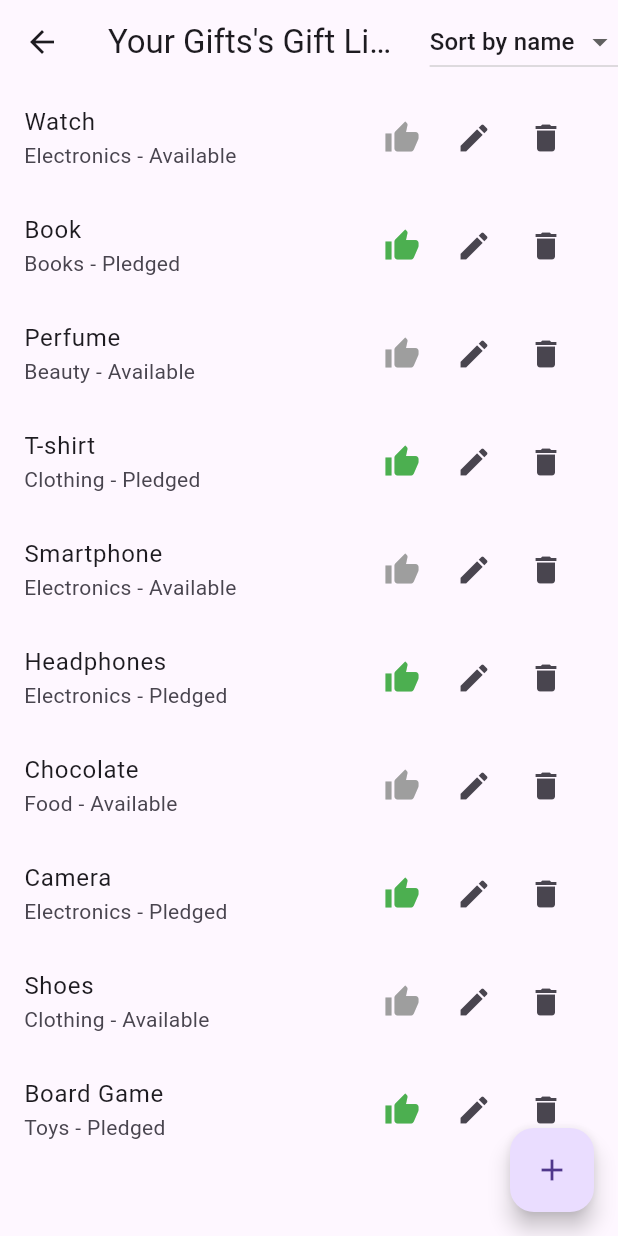
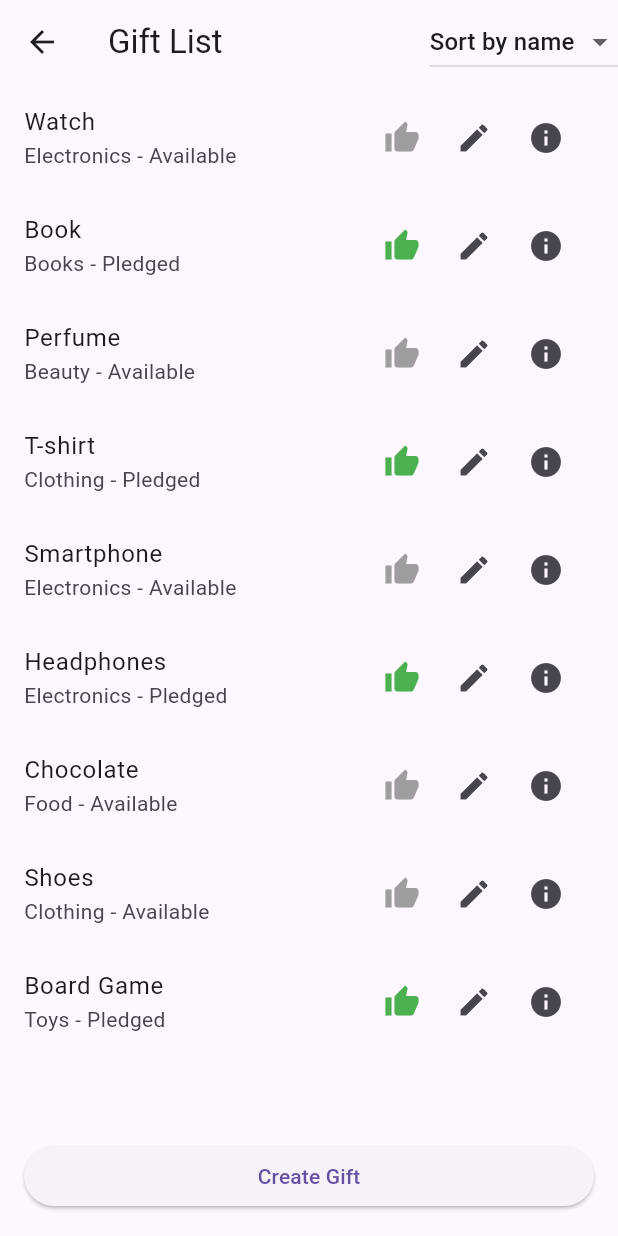
Before and after one commit to KareemMoataz02/HedieatyApp, a Flutter app: the HomePage screen opened directly, after a tap on the "menu" icon, after a tap on "Gift List", on a phone screen of 412 x 824 dp. Run offline on Flutter 3.47's test engine with Material 3 defaults, Android fonts, the phone set to English and light mode, and no system bars.

Commit message:
milestone1

```diff
--- a/lib/gift_list_page.dart
+++ b/lib/gift_list_page.dart
@@ -1,8 +1,10 @@
 import 'package:flutter/material.dart';
+import 'add_gift_page.dart'; // Import AddGiftPage
+import 'gift_details_page.dart'; // Import GiftDetailsPage
 
 class GiftListPage extends StatefulWidget {
   final String friendName;
-  final String eventName; // New field to hold the event name
+  final String eventName;
 
   GiftListPage({required this.friendName, required this.eventName});
 
@@ -11,7 +13,6 @@ class GiftListPage extends StatefulWidget {
 }
 
 class _GiftListPageState extends State<GiftListPage> {
-  // List of gifts with an additional field for the event
   List<Map<String, String>> gifts = [
     {'name': 'Watch', 'category': 'Electronics', 'status': 'Available', 'event': ''},
     {'name': 'Book', 'category': 'Books', 'status': 'Pledged', 'event': 'Birthday Party'},
@@ -20,12 +21,11 @@ class _GiftListPageState extends State<GiftListPage> {
     {'name': 'Smartphone', 'category': 'Electronics', 'status': 'Available', 'event': ''},
     {'name': 'Headphones', 'category': 'Electronics', 'status': 'Pledged', 'event': 'Wedding'},
     {'name': 'Chocolate', 'category': 'Food', 'status': 'Available', 'event': ''},
-    {'name': 'Camera', 'category': 'Electronics', 'status': 'Pledged', 'event': 'Graduation'},
     {'name': 'Shoes', 'category': 'Clothing', 'status': 'Available', 'event': ''},
     {'name': 'Board Game', 'category': 'Toys', 'status': 'Pledged', 'event': 'Birthday Party'},
   ];
 
-  String sortBy = 'name'; // Default sorting criteria
+  String sortBy = 'name';
 
   void sortGifts() {
     setState(() {
@@ -41,10 +41,10 @@ class _GiftListPageState extends State<GiftListPage> {
     setState(() {
       if (gifts[index]['status'] == 'Available') {
         gifts[index]['status'] = 'Pledged';
-        gifts[index]['event'] = widget.eventName; // Assign the event name
+        gifts[index]['event'] = widget.eventName;
       } else {
         gifts[index]['status'] = 'Available';
-        gifts[index]['event'] = ''; // Clear the event name
+        gifts[index]['event'] = '';
       }
     });
   }
@@ -53,7 +53,7 @@ class _GiftListPageState extends State<GiftListPage> {
   Widget build(BuildContext context) {
     return Scaffold(
       appBar: AppBar(
-        title: Text('${widget.friendName}\'s Gift List for ${widget.eventName}'), // Show event name
+        title: Text('Gift List'),
         actions: [
           DropdownButton<String>(
             value: sortBy,
@@ -63,7 +63,8 @@ class _GiftListPageState extends State<GiftListPage> {
                 sortGifts();
               });
             },
-            items: <String>['name', 'status'].map<DropdownMenuItem<String>>((String value) {
+            items: <String>['name', 'status']
+                .map<DropdownMenuItem<String>>((String value) {
               return DropdownMenuItem<String>(
                 value: value,
                 child: Text('Sort by $value'),
@@ -72,7 +73,10 @@ class _GiftListPageState extends State<GiftListPage> {
           ),
         ],
       ),
-      body: ListView.builder(
+      body: Column(
+        children: [
+          Expanded(
+            child: ListView.builder(
               itemCount: gifts.length,
               itemBuilder: (context, index) {
                 return ListTile(
@@ -84,20 +88,26 @@ class _GiftListPageState extends State<GiftListPage> {
                       IconButton(
                         icon: Icon(Icons.thumb_up),
                         onPressed: () {
-                    togglePledge(index); // Toggle pledge/unpledge status
+                          togglePledge(index);
                         },
                         color: gifts[index]['status'] == 'Pledged' ? Colors.green : Colors.grey,
                       ),
                       IconButton(
                         icon: Icon(Icons.edit),
                         onPressed: () {
-                    // Navigate to Edit Gift Page (implement as needed)
+                          // Implement edit functionality as needed
                         },
                       ),
                       IconButton(
-                  icon: Icon(Icons.delete),
+                        icon: Icon(Icons.info),
                         onPressed: () {
-                    // Delete gift functionality (implement as needed)
+                          // Navigate to GiftDetailsPage
+                          Navigator.push(
+                            context,
+                            MaterialPageRoute(
+                              builder: (context) => GiftDetailsPage(gift: gifts[index]),
+                            ),
+                          );
                         },
                       ),
                     ],
@@ -105,12 +115,25 @@ class _GiftListPageState extends State<GiftListPage> {
                 );
               },
             ),
-      floatingActionButton: FloatingActionButton(
+          ),
+          Padding(
+            padding: const EdgeInsets.all(16.0),
+            child: SizedBox(
+              width: double.infinity,
+              child: ElevatedButton(
                 onPressed: () {
-          // Navigate to Create Gift Page (implement as needed)
+                  Navigator.push(
+                    context,
+                    MaterialPageRoute(
+                      builder: (context) => AddGiftPage(),
+                    ),
+                  );
                 },
-        child: Icon(Icons.add),
-        tooltip: 'Add Gift',
+                child: Text('Create Gift'),
+              ),
+            ),
+          ),
+        ],
       ),
     );
   }
--- a/lib/home_page.dart
+++ b/lib/home_page.dart
@@ -2,8 +2,9 @@ import 'package:flutter/material.dart';
 import 'package:hedieaty/profile_page.dart';
 import 'event_list_page.dart'; // Import EventListPage
 import 'gift_list_page.dart'; // Import GiftListPage
-import 'gift_details_page.dart'; // Import GiftDetailsPage
+import 'add_gift_page.dart'; // Import GiftDetailsPage
 import 'my_pledged_gifts_page.dart'; // Import MyPledgedGiftsPage
+import 'add_friend.dart';
 
 class HomePage extends StatefulWidget {
   @override
@@ -66,7 +67,7 @@ class _HomePageState extends State<HomePage> {
           children: [
             DrawerHeader(
               decoration: BoxDecoration(
-                color: Colors.blue,
+                color: Colors.black45,
               ),
               child: Column(
                 mainAxisAlignment: MainAxisAlignment.center, // Center content vertically
@@ -117,7 +118,7 @@ class _HomePageState extends State<HomePage> {
               onTap: () {
                 Navigator.push(
                   context,
-                  MaterialPageRoute(builder: (context) => GiftDetailsPage()),
+                  MaterialPageRoute(builder: (context) => AddGiftPage()),
                 );
               },
             ),
@@ -131,10 +132,23 @@ class _HomePageState extends State<HomePage> {
                 );
               },
             ),
+            ListTile(
+              leading: Icon(Icons.person_add),
+              title: Text('Add a friend'),
+              onTap: () {
+                Navigator.push(
+                  context,
+                  MaterialPageRoute(builder: (context) => AddFriendPage()),
+                );
+              },
+            ),
           ],
         ),
       ),
-      body: ListView.builder(
+      body: Column(
+        children: [
+          Expanded(
+            child: ListView.builder(
               itemCount: filteredFriends.length,
               itemBuilder: (context, index) {
                 return ListTile(
@@ -159,17 +173,24 @@ class _HomePageState extends State<HomePage> {
                 );
               },
             ),
-      floatingActionButton: FloatingActionButton(
+          ),
+          Padding(
+            padding: const EdgeInsets.all(16.0),
+            child: SizedBox(
+              width: double.infinity,
+              child: ElevatedButton(
                 onPressed: () {
                   // Navigate to Create Event/List Page (implement as needed)
-          // Replace with your own implementation for creating an event or list
                   Navigator.push(
                     context,
-            MaterialPageRoute(builder: (context) => EventListPage(friendName: 'Create Your Own Event/List')), // Example implementation
+                    MaterialPageRoute(builder: (context) => EventListPage(friendName: 'Create Your Own Event/List')),
                   );
                 },
-        child: Icon(Icons.add),
-        tooltip: 'Create Your Own Event/List',
+                child: Text('Create Your Own Event'),
+              )
+            ),
+          ),
+        ],
       ),
     );
   }
--- a/lib/my_pledged_gifts_page.dart
+++ b/lib/my_pledged_gifts_page.dart
@@ -52,13 +52,6 @@ class MyPledgedGiftsPage extends StatelessWidget {
           );
         },
       ),
-      floatingActionButton: FloatingActionButton(
-        onPressed: () {
-          // Functionality to add a new pledged gift
-        },
-        child: Icon(Icons.add),
-        tooltip: 'Add Pledged Gift',
-      ),
     );
   }
 }
```
Also changed, not shown: lib/add_friend.dart (added, +203 -0 lines), lib/add_gift_page.dart (added, +88 -0 lines), lib/event_list_page.dart (+36 -18 lines), lib/gift_details_page.dart (+37 -62 lines), lib/login.dart (+6 -1 lines). Lines whose indentation alone changed are shown as unchanged.
